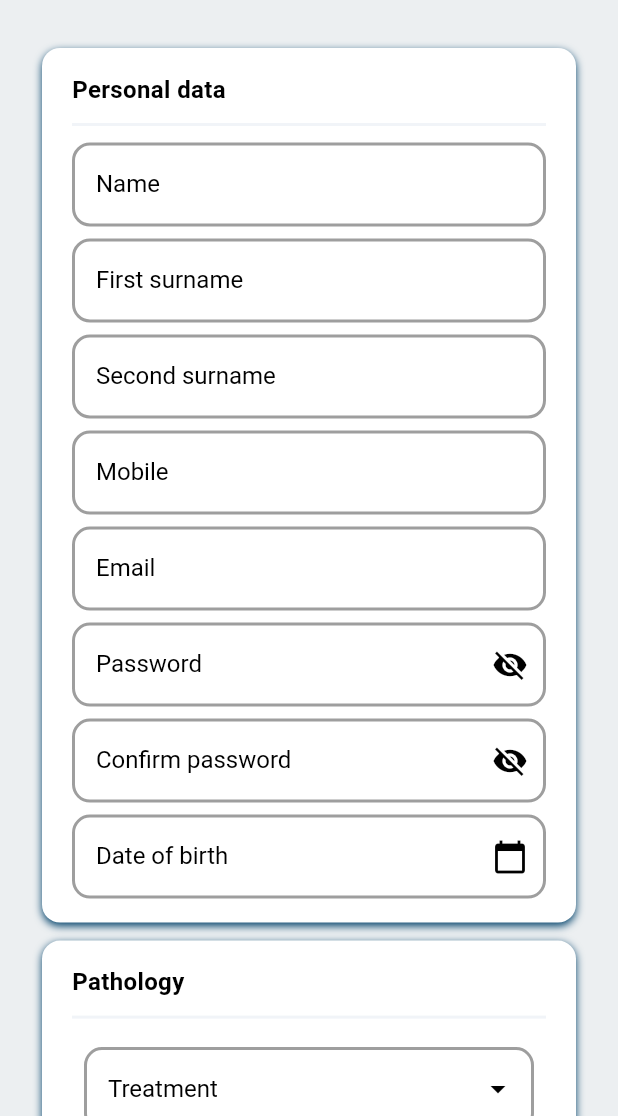
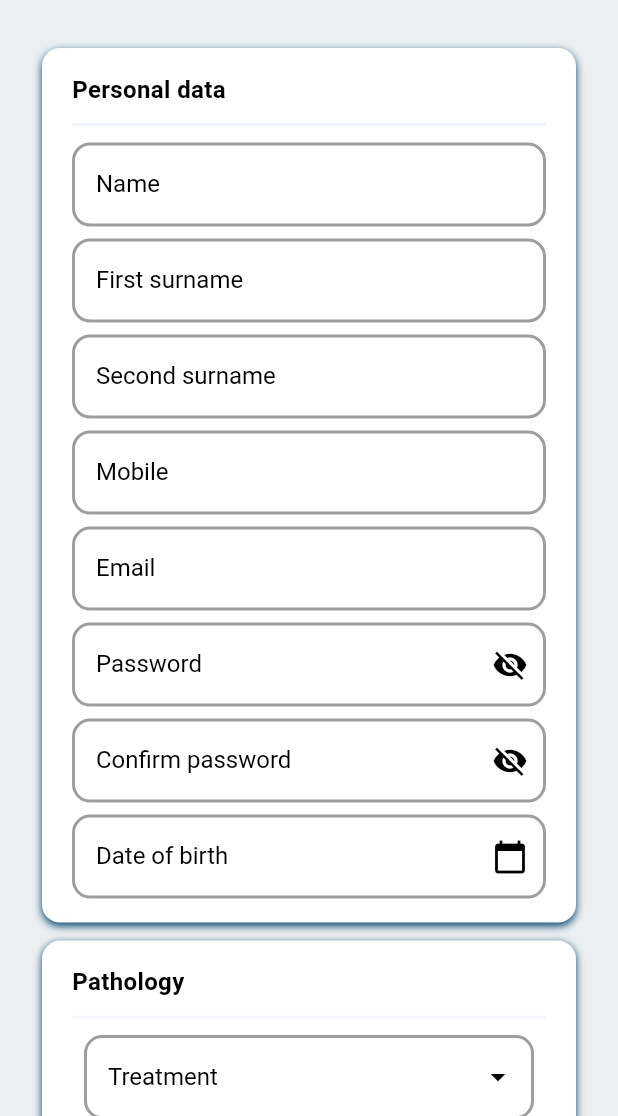
Before and after one commit to jmc1005/red-ela, a Flutter app: the HomeView screen opened by its route, after a tap on the "person" icon, on a phone screen of 412 x 824 dp, the part 120-1236 px from its top. Run offline on Flutter 3.47's test engine with Material 3 defaults, Android fonts, the phone set to English and light mode, and no system bars; drawn by our look-alikes of dropdown_search; our stand-ins replace app_links, cloud_firestore, connectivity_plus, equatable, firebase_auth, firebase_core and 12 more; missing offline and left inert: border_bottom_navigation_bar, encrypt, flutter_email_sender, mailer; accounts and stored records are empty; generated files the repository leaves out were written again; Roboto replaces fonts that are missing (Montserrat); statements that could not run were skipped; project files that could hold a hidden picture were left out.

Commit message:
corrección bugs

```diff
--- a/lib/app/config/theme_config.dart
+++ b/lib/app/config/theme_config.dart
@@ -19,7 +19,7 @@ class ThemeConfig {
           minimumSize: const Size.fromHeight(54),
           maximumSize: const Size.fromHeight(54),
           backgroundColor: ColorConfig.primary,
-          foregroundColor: Colors.white,
+          foregroundColor: ColorConfig.secondary,
           shape: RoundedRectangleBorder(
             borderRadius: BorderRadius.circular(8.0),
           ),
@@ -45,6 +45,7 @@ class ThemeConfig {
           ),
           borderRadius: BorderRadius.circular(12),
         ),
+        focusColor: ColorConfig.alternate,
         focusedBorder: OutlineInputBorder(
           borderSide: const BorderSide(
             color: Colors.grey,
--- a/lib/app/data/services/local/encrypt_data.dart
+++ b/lib/app/data/services/local/encrypt_data.dart
@@ -27,14 +27,13 @@ class EncryptData {
     getSecureKey();
   }
 
-  static Future<void> getSecureKey() async {
-    await dotenv.load(fileName: 'env/.env');
+  static void getSecureKey() {
     _encryptKey = dotenv.get('ENCRYPT_KEY');
     _encryptIV = dotenv.get('ENCRYPT_IV');
   }
 
   static Future<String> encryptData(String plainText) async {
-    await getSecureKey();
+    getSecureKey();
 
     if (plainText.isNotEmpty) {
       final key = Key.fromUtf8(_encryptKey);
@@ -46,11 +45,12 @@ class EncryptData {
 
       return encoded;
     }
+
     return '';
   }
 
   static Future<String?> decryptData(String? encryptedText) async {
-    await getSecureKey();
+    getSecureKey();
 
     final key = Key.fromUtf8(_encryptKey);
     final iv = IV.fromUtf8(_encryptIV);
@@ -69,7 +69,7 @@ class EncryptData {
   static Future<Json> decryptDataJson(Json json) async {
     final Json result = json;
     try {
-      await getSecureKey();
+      getSecureKey();
 
       json.forEach((key, value) async {
         if (!notDecryptList.contains(key) && value.toString().isNotEmpty) {
--- a/lib/app/presentation/global/widgets/submit_button_widget.dart
+++ b/lib/app/presentation/global/widgets/submit_button_widget.dart
@@ -16,9 +16,7 @@ class SubmitButtonWidget extends StatelessWidget {
         child: Text(
           label,
           style: const TextStyle(
-            fontWeight: FontWeight.w600,
-            fontSize: 16,
-          ),
+              fontWeight: FontWeight.w600, fontSize: 16, color: Colors.white),
         ),
       ),
     );
--- a/lib/app/presentation/modules/cuidador/widgets/cuidador_data_widget.dart
+++ b/lib/app/presentation/modules/cuidador/widgets/cuidador_data_widget.dart
@@ -27,7 +27,7 @@ class _CuidadorDataWidgetState extends State<CuidadorDataWidget> {
 
   Future<Result<CuidadorModel, dynamic>> _getFutureCuidador() async {
     return widget.usuarioController.cuidadorController.cuidadorRepo
-        .getCuidador();
+        .getCuidadorByUid(widget.usuarioController.state!.usuario.uid);
   }
 
   @override
--- a/lib/app/presentation/modules/cuidador/widgets/cuidador_paciente_widget.dart
+++ b/lib/app/presentation/modules/cuidador/widgets/cuidador_paciente_widget.dart
@@ -107,14 +107,12 @@ class _CuidadorPacienteWidgetState extends State<CuidadorPacienteWidget> {
                       width: MediaQuery.of(context).size.width / 1.1,
                       child: SizedBox(
                         width: double.infinity,
-                        child: Flexible(
                         child: TextFormWidget(
                           label: language.telefono,
                           keyboardType: TextInputType.phone,
                           controller: telefonoController,
                           prefixText: '+34 ',
                           readOnly: true,
-                          ),
                         ),
                       ),
                     ),
--- a/lib/app/presentation/modules/gestor_casos/widgets/gestor_casos_data_widget.dart
+++ b/lib/app/presentation/modules/gestor_casos/widgets/gestor_casos_data_widget.dart
@@ -27,7 +27,7 @@ class _GestorCasosDataWidgetState extends State<GestorCasosDataWidget> {
 
   Future<Result<GestorCasosModel, dynamic>> _getFutureGestorCasos() async {
     return widget.usuarioController.gestorCasosController.gestorCasosRepo
-        .getGestorCasos();
+        .getGestorCasosByUid(widget.usuarioController.state!.usuario.uid);
   }
 
   @override
--- a/lib/app/presentation/modules/invitacion/controllers/invitacion_controller.dart
+++ b/lib/app/presentation/modules/invitacion/controllers/invitacion_controller.dart
@@ -190,8 +190,7 @@ class InvitacionController extends StateNotifier<InvitacionState> {
     return '';
   }
 
-  Future<void> getSecureCredentials() async {
-    await dotenv.load(fileName: 'env/.env');
+  void getSecureCredentials() {
     _username = dotenv.get('USER_EMAIL');
     _password = dotenv.get('USER_PASS');
   }
@@ -202,7 +201,7 @@ class InvitacionController extends StateNotifier<InvitacionState> {
     nombreCompleto,
     rol,
   ) async {
-    await getSecureCredentials();
+    getSecureCredentials();
 
     final smtpServer = gmail(_username, _password);
 
--- a/lib/app/presentation/modules/paciente/widgets/paciente_cuidador_widget.dart
+++ b/lib/app/presentation/modules/paciente/widgets/paciente_cuidador_widget.dart
@@ -122,7 +122,6 @@ class _PacienteCuidadorWidgetState extends State<PacienteCuidadorWidget> {
                       width: MediaQuery.of(context).size.width / 1.1,
                       child: SizedBox(
                         width: double.infinity,
-                        child: Flexible(
                         child: TextFormWidget(
                           label: language.telefono,
                           keyboardType: TextInputType.phone,
@@ -132,17 +131,14 @@ class _PacienteCuidadorWidgetState extends State<PacienteCuidadorWidget> {
                         ),
                       ),
                     ),
-                    ),
                     const SizedBox(height: 8),
                     SizedBox(
-                      width: double.infinity,
-                      child: Flexible(
+                      width: MediaQuery.of(context).size.width / 1.1,
                       child: TextFormWidget(
                         label: language.relacion,
                         controller: relacionController,
                         keyboardType: TextInputType.text,
                         readOnly: true,
-                        ),
                       ),
                     ),
                   ],
--- a/lib/app/presentation/modules/paciente/widgets/paciente_patologia_widget.dart
+++ b/lib/app/presentation/modules/paciente/widgets/paciente_patologia_widget.dart
@@ -27,12 +27,6 @@ class _PacientePatologiaWidgetState extends State<PacientePatologiaWidget> {
   void _setPacienteVacio() {
     const paciente = PacienteModel(usuarioUid: '');
     widget.usuarioController.paciente = paciente;
-  }
-
-  @override
-  void initState() {
-    super.initState();
-    futurePaciente = _getFuturePaciente();
   }
 
   Future<Result<PacienteModel, dynamic>> _getFuturePaciente() async {
@@ -91,21 +85,17 @@ class _PacientePatologiaWidgetState extends State<PacientePatologiaWidget> {
           child: Column(
             mainAxisSize: MainAxisSize.min,
             children: [
-              const SizedBox(height: 8),
               SizedBox(
                 width: MediaQuery.of(context).size.width / 1.1,
-                child: Flexible(
                 child: DropdownTratamientosWidget(
                   usuarioController: controller,
                   label: language.tratamiento,
                   uuidTratamiento: controller.state!.paciente!.tratamiento,
                 ),
               ),
-              ),
               const SizedBox(height: 8),
               SizedBox(
                 width: MediaQuery.of(context).size.width / 1.1,
-                child: Flexible(
                 child: TextFormWidget(
                   label: language.inicio,
                   initialValue: controller.state!.paciente!.inicio,
@@ -114,7 +104,6 @@ class _PacientePatologiaWidgetState extends State<PacientePatologiaWidget> {
                   validator: (value) => widget.textValidator(
                     value,
                     language,
-                    ),
                   ),
                 ),
               ),
--- a/lib/app/presentation/modules/user/views/usuarios_view.dart
+++ b/lib/app/presentation/modules/user/views/usuarios_view.dart
@@ -121,8 +121,9 @@ class _UsuariosViewState extends State<UsuariosView> {
                               final usuarioModel = snapshot.data![index];
 
                               return UsuarioRowWidget(
-                                usuarioModel: usuarioModel,
-                              );
+                                  usuarioModel: usuarioModel,
+                                  allowUpdate:
+                                      widget.rol == UsuarioTipo.admin.value);
                             },
                             itemCount: snapshot.data!.length,
                           )
--- a/lib/app/presentation/modules/user/widgets/usuario_row_widget.dart
+++ b/lib/app/presentation/modules/user/widgets/usuario_row_widget.dart
@@ -1,6 +1,5 @@
 import 'package:flutter/material.dart';
 import '../../../../domain/models/usuario/usuario_model.dart';
-import '../../../../utils/enums/usuario_tipo.dart';
 import '../views/usuario_detail_view.dart';
 import 'usuario_item_widget.dart';
 
@@ -8,9 +7,11 @@ class UsuarioRowWidget extends StatefulWidget {
   const UsuarioRowWidget({
     super.key,
     required this.usuarioModel,
+    this.allowUpdate = false,
   });
 
   final UsuarioModel usuarioModel;
+  final bool allowUpdate;
 
   @override
   State<UsuarioRowWidget> createState() => _UsuarioRowWidgetState();
@@ -44,8 +45,7 @@ class _UsuarioRowWidgetState extends State<UsuarioRowWidget> {
                 MaterialPageRoute(
                   builder: (context) => UsuarioDetailView(
                     usuarioModel: widget.usuarioModel,
-                    allowUpdate:
-                        widget.usuarioModel.rol == UsuarioTipo.admin.value,
+                    allowUpdate: widget.allowUpdate,
                   ),
                 ),
               );
--- a/lib/main.dart
+++ b/lib/main.dart
@@ -19,6 +19,7 @@ import 'app/data/repository/rol_repo_impl.dart';
 import 'app/data/repository/tratamiento_repo_impl.dart';
 import 'app/data/repository/usuario_repo_impl.dart';
 import 'app/data/services/bloc/notificaciones_bloc.dart';
+import 'app/data/services/local/environment_service.dart';
 import 'app/data/services/local/preferencias_usuario.dart';
 import 'app/data/services/remote/check_connection.dart';
 import 'app/domain/repository/cita_repo.dart';
@@ -53,6 +54,7 @@ Future<void> main() async {
   WidgetsFlutterBinding.ensureInitialized();
 
   await PreferenciasService.init();
+  await EnvironmentService.init();
 
   await Firebase.initializeApp(
     options: DefaultFirebaseOptions.currentPlatform,
```
Also changed, not shown: lib/app/data/services/local/environment_service.dart (added, +9 -0 lines), lib/app/presentation/modules/citas/dialogs/cita_dialog.dart (+4 -4 lines), lib/app/presentation/modules/paciente/widgets/paciente_gestor_casos_widget.dart (+24 -13 lines), lib/app/presentation/modules/user/widgets/usuario_item_widget.dart (+21 -21 lines), pubspec.yaml (+12 -9 lines), 9 other files. Lines whose indentation alone changed are shown as unchanged.
